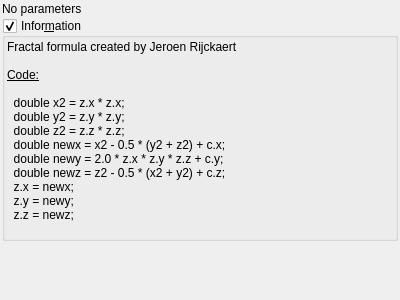
The window that mandelbulber2/qt_data/fractal_ides2.ui (buddhi1980/mandelbulber2) describes before a commit, drawn with Qt 5.
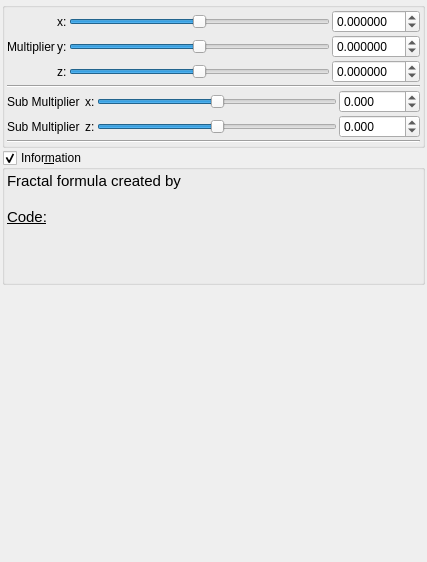
The same window after the commit. Custom widgets are drawn as their Qt base class.

```diff
--- a/mandelbulber2/qt_data/fractal_ides2.ui
+++ b/mandelbulber2/qt_data/fractal_ides2.ui
@@ -6,8 +6,8 @@
    <rect>
     <x>0</x>
     <y>0</y>
-    <width>400</width>
-    <height>300</height>
+    <width>427</width>
+    <height>562</height>
    </rect>
   </property>
   <property name="windowTitle">
@@ -30,10 +30,373 @@
     <number>2</number>
    </property>
    <item>
-    <widget class="QLabel" name="label">
-     <property name="text">
-      <string>No parameters</string>
+    <widget class="QGroupBox" name="groupBox_2">
+     <property name="toolTip">
+      <string>&lt;html&gt;&lt;head/&gt;&lt;body&gt;&lt;p&gt;&lt;span style=&quot; color:#000000;&quot;&gt;based on MsltoeSym3 from Mandelbulb3D, also refer&lt;/span&gt;&lt;/p&gt;&lt;p&gt;&lt;span style=&quot; color:#000000;&quot;&gt;http://www.fractalforums.com/theory/choosing-the-squaring-formula-by-location/15/&lt;/span&gt;&lt;/p&gt;&lt;/body&gt;&lt;/html&gt;</string>
      </property>
+     <property name="title">
+      <string/>
+     </property>
+     <property name="checkable">
+      <bool>false</bool>
+     </property>
+     <layout class="QVBoxLayout" name="verticalLayout_30" stretch="0">
+      <property name="spacing">
+       <number>2</number>
+      </property>
+      <property name="leftMargin">
+       <number>2</number>
+      </property>
+      <property name="topMargin">
+       <number>2</number>
+      </property>
+      <property name="rightMargin">
+       <number>2</number>
+      </property>
+      <property name="bottomMargin">
+       <number>2</number>
+      </property>
+      <item>
+       <layout class="QGridLayout" name="gridLayout_64">
+        <property name="spacing">
+         <number>2</number>
+        </property>
+        <item row="5" column="1" colspan="4">
+         <widget class="Line" name="line_59">
+          <property name="orientation">
+           <enum>Qt::Horizontal</enum>
+          </property>
+         </widget>
+        </item>
+        <item row="2" column="1">
+         <widget class="QLabel" name="label_267">
+          <property name="text">
+           <string>Multiplier</string>
+          </property>
+         </widget>
+        </item>
+        <item row="3" column="4">
+         <widget class="MyDoubleSpinBox" name="spinbox3_transf_constant_multiplier_121_z">
+          <property name="sizePolicy">
+           <sizepolicy hsizetype="Minimum" vsizetype="Maximum">
+            <horstretch>0</horstretch>
+            <verstretch>0</verstretch>
+           </sizepolicy>
+          </property>
+          <property name="prefix">
+           <string/>
+          </property>
+          <property name="suffix">
+           <string/>
+          </property>
+          <property name="decimals">
+           <number>6</number>
+          </property>
+          <property name="minimum">
+           <double>-99.989999999999995</double>
+          </property>
+          <property name="maximum">
+           <double>99.989999999999995</double>
+          </property>
+          <property name="singleStep">
+           <double>0.100000000000000</double>
+          </property>
+         </widget>
+        </item>
+        <item row="2" column="4">
+         <widget class="MyDoubleSpinBox" name="spinbox3_transf_constant_multiplier_121_y">
+          <property name="sizePolicy">
+           <sizepolicy hsizetype="Minimum" vsizetype="Maximum">
+            <horstretch>0</horstretch>
+            <verstretch>0</verstretch>
+           </sizepolicy>
+          </property>
+          <property name="prefix">
+           <string/>
+          </property>
+          <property name="suffix">
+           <string/>
+          </property>
+          <property name="decimals">
+           <number>6</number>
+          </property>
+          <property name="minimum">
+           <double>-99.989999999999995</double>
+          </property>
+          <property name="maximum">
+           <double>99.989999999999995</double>
+          </property>
+          <property name="singleStep">
+           <double>0.100000000000000</double>
+          </property>
+         </widget>
+        </item>
+        <item row="2" column="2">
+         <widget class="QLabel" name="label_264">
+          <property name="text">
+           <string>y:</string>
+          </property>
+         </widget>
+        </item>
+        <item row="1" column="4">
+         <widget class="MyDoubleSpinBox" name="spinbox3_transf_constant_multiplier_121_x">
+          <property name="sizePolicy">
+           <sizepolicy hsizetype="Minimum" vsizetype="Maximum">
+            <horstretch>0</horstretch>
+            <verstretch>0</verstretch>
+           </sizepolicy>
+          </property>
+          <property name="prefix">
+           <string/>
+          </property>
+          <property name="suffix">
+           <string/>
+          </property>
+          <property name="decimals">
+           <number>6</number>
+          </property>
+          <property name="minimum">
+           <double>-99.989999999999995</double>
+          </property>
+          <property name="maximum">
+           <double>99.989999999999995</double>
+          </property>
+          <property name="singleStep">
+           <double>0.100000000000000</double>
+          </property>
+         </widget>
+        </item>
+        <item row="3" column="2">
+         <widget class="QLabel" name="label_266">
+          <property name="text">
+           <string>z:</string>
+          </property>
+         </widget>
+        </item>
+        <item row="1" column="2">
+         <widget class="QLabel" name="label_257">
+          <property name="text">
+           <string>x:</string>
+          </property>
+         </widget>
+        </item>
+        <item row="3" column="3">
+         <widget class="QSlider" name="slider3_transf_constant_multiplier_121_z">
+          <property name="sizePolicy">
+           <sizepolicy hsizetype="Expanding" vsizetype="Maximum">
+            <horstretch>0</horstretch>
+            <verstretch>0</verstretch>
+           </sizepolicy>
+          </property>
+          <property name="minimum">
+           <number>-5000000</number>
+          </property>
+          <property name="maximum">
+           <number>5000000</number>
+          </property>
+          <property name="singleStep">
+           <number>1</number>
+          </property>
+          <property name="orientation">
+           <enum>Qt::Horizontal</enum>
+          </property>
+         </widget>
+        </item>
+        <item row="2" column="3">
+         <widget class="QSlider" name="slider3_transf_constant_multiplier_121_y">
+          <property name="sizePolicy">
+           <sizepolicy hsizetype="Expanding" vsizetype="Maximum">
+            <horstretch>0</horstretch>
+            <verstretch>0</verstretch>
+           </sizepolicy>
+          </property>
+          <property name="minimum">
+           <number>-5000000</number>
+          </property>
+          <property name="maximum">
+           <number>5000000</number>
+          </property>
+          <property name="singleStep">
+           <number>1</number>
+          </property>
+          <property name="orientation">
+           <enum>Qt::Horizontal</enum>
+          </property>
+         </widget>
+        </item>
+        <item row="1" column="3">
+         <widget class="QSlider" name="slider3_transf_constant_multiplier_121_x">
+          <property name="sizePolicy">
+           <sizepolicy hsizetype="Preferred" vsizetype="Preferred">
+            <horstretch>0</horstretch>
+            <verstretch>0</verstretch>
+           </sizepolicy>
+          </property>
+          <property name="minimum">
+           <number>-5000000</number>
+          </property>
+          <property name="maximum">
+           <number>5000000</number>
+          </property>
+          <property name="singleStep">
+           <number>1</number>
+          </property>
+          <property name="orientation">
+           <enum>Qt::Horizontal</enum>
+          </property>
+         </widget>
+        </item>
+        <item row="4" column="1" colspan="4">
+         <layout class="QGridLayout" name="gridLayout_3">
+          <property name="spacing">
+           <number>2</number>
+          </property>
+          <item row="1" column="0">
+           <widget class="QLabel" name="label_146">
+            <property name="text">
+             <string>Sub Multiplier </string>
+            </property>
+           </widget>
+          </item>
+          <item row="1" column="3">
+           <widget class="MyDoubleSpinBox" name="spinbox3_transf_addition_constant_0555_x">
+            <property name="sizePolicy">
+             <sizepolicy hsizetype="Minimum" vsizetype="Maximum">
+              <horstretch>0</horstretch>
+              <verstretch>0</verstretch>
+             </sizepolicy>
+            </property>
+            <property name="prefix">
+             <string/>
+            </property>
+            <property name="suffix">
+             <string/>
+            </property>
+            <property name="decimals">
+             <number>3</number>
+            </property>
+            <property name="minimum">
+             <double>-2000.000000000000000</double>
+            </property>
+            <property name="maximum">
+             <double>2000.000000000000000</double>
+            </property>
+            <property name="singleStep">
+             <double>0.100000000000000</double>
+            </property>
+           </widget>
+          </item>
+          <item row="2" column="0">
+           <widget class="QLabel" name="label_147">
+            <property name="text">
+             <string>Sub Multiplier</string>
+            </property>
+           </widget>
+          </item>
+          <item row="0" column="0" colspan="4">
+           <widget class="Line" name="line_56">
+            <property name="orientation">
+             <enum>Qt::Horizontal</enum>
+            </property>
+           </widget>
+          </item>
+          <item row="1" column="1">
+           <widget class="QLabel" name="label_258">
+            <property name="text">
+             <string>x:</string>
+            </property>
+           </widget>
+          </item>
+          <item row="2" column="2">
+           <widget class="QSlider" name="slider3_transf_addition_constant_0555_z">
+            <property name="sizePolicy">
+             <sizepolicy hsizetype="Expanding" vsizetype="Maximum">
+              <horstretch>0</horstretch>
+              <verstretch>0</verstretch>
+             </sizepolicy>
+            </property>
+            <property name="minimum">
+             <number>-2000</number>
+            </property>
+            <property name="maximum">
+             <number>2000</number>
+            </property>
+            <property name="value">
+             <number>0</number>
+            </property>
+            <property name="sliderPosition">
+             <number>0</number>
+            </property>
+            <property name="orientation">
+             <enum>Qt::Horizontal</enum>
+            </property>
+           </widget>
+          </item>
+          <item row="2" column="3">
+           <widget class="MyDoubleSpinBox" name="spinbox3_transf_addition_constant_0555_z">
+            <property name="sizePolicy">
+             <sizepolicy hsizetype="Minimum" vsizetype="Maximum">
+              <horstretch>0</horstretch>
+              <verstretch>0</verstretch>
+             </sizepolicy>
+            </property>
+            <property name="prefix">
+             <string/>
+            </property>
+            <property name="suffix">
+             <string/>
+            </property>
+            <property name="decimals">
+             <number>3</number>
+            </property>
+            <property name="minimum">
+             <double>-2000.000000000000000</double>
+            </property>
+            <property name="maximum">
+             <double>2000.000000000000000</double>
+            </property>
+            <property name="singleStep">
+             <double>0.100000000000000</double>
+            </property>
+           </widget>
+          </item>
+          <item row="2" column="1">
+           <widget class="QLabel" name="label_268">
+            <property name="text">
+             <string>z:</string>
+            </property>
+           </widget>
+          </item>
+          <item row="1" column="2">
+           <widget class="QSlider" name="slider3_transf_addition_constant_0555_x">
+            <property name="sizePolicy">
+             <sizepolicy hsizetype="Expanding" vsizetype="Maximum">
+              <horstretch>0</horstretch>
+              <verstretch>0</verstretch>
+             </sizepolicy>
+            </property>
+            <property name="minimum">
+             <number>-2000</number>
+            </property>
+            <property name="maximum">
+             <number>2000</number>
+            </property>
+            <property name="value">
+             <number>0</number>
+            </property>
+            <property name="sliderPosition">
+             <number>0</number>
+            </property>
+            <property name="orientation">
+             <enum>Qt::Horizontal</enum>
+            </property>
+           </widget>
+          </item>
+         </layout>
+        </item>
+       </layout>
+      </item>
+     </layout>
     </widget>
    </item>
    <item>
@@ -69,20 +432,12 @@
          <string>&lt;!DOCTYPE HTML PUBLIC &quot;-//W3C//DTD HTML 4.0//EN&quot; &quot;http://www.w3.org/TR/REC-html40/strict.dtd&quot;&gt;
 &lt;html&gt;&lt;head&gt;&lt;meta name=&quot;qrichtext&quot; content=&quot;1&quot; /&gt;&lt;style type=&quot;text/css&quot;&gt;
 p, li { white-space: pre-wrap; }
-&lt;/style&gt;&lt;/head&gt;&lt;body&gt;
-&lt;p style=&quot; margin-top:0px; margin-bottom:0px; margin-left:0px; margin-right:0px; -qt-block-indent:0; text-indent:0px;&quot;&gt;Fractal formula created by Jeroen Rijckaert&lt;/p&gt;
+&lt;/style&gt;&lt;/head&gt;&lt;body style=&quot; font-family:'Ubuntu'; font-size:11pt; font-weight:400; font-style:normal;&quot;&gt;
+&lt;p style=&quot; margin-top:0px; margin-bottom:0px; margin-left:0px; margin-right:0px; -qt-block-indent:0; text-indent:0px;&quot;&gt;Fractal formula created by &lt;/p&gt;
 &lt;p style=&quot;-qt-paragraph-type:empty; margin-top:0px; margin-bottom:0px; margin-left:0px; margin-right:0px; -qt-block-indent:0; text-indent:0px;&quot;&gt;&lt;br /&gt;&lt;/p&gt;
 &lt;p style=&quot; margin-top:0px; margin-bottom:0px; margin-left:0px; margin-right:0px; -qt-block-indent:0; text-indent:0px;&quot;&gt;&lt;span style=&quot; text-decoration: underline;&quot;&gt;Code:&lt;/span&gt;&lt;/p&gt;
 &lt;p style=&quot;-qt-paragraph-type:empty; margin-top:0px; margin-bottom:0px; margin-left:0px; margin-right:0px; -qt-block-indent:0; text-indent:0px; text-decoration: underline;&quot;&gt;&lt;br /&gt;&lt;/p&gt;
-&lt;p style=&quot; margin-top:0px; margin-bottom:0px; margin-left:0px; margin-right:0px; -qt-block-indent:0; text-indent:0px;&quot;&gt;  double x2 = z.x * z.x;&lt;/p&gt;
-&lt;p style=&quot; margin-top:0px; margin-bottom:0px; margin-left:0px; margin-right:0px; -qt-block-indent:0; text-indent:0px;&quot;&gt;  double y2 = z.y * z.y;&lt;/p&gt;
-&lt;p style=&quot; margin-top:0px; margin-bottom:0px; margin-left:0px; margin-right:0px; -qt-block-indent:0; text-indent:0px;&quot;&gt;  double z2 = z.z * z.z;&lt;/p&gt;
-&lt;p style=&quot; margin-top:0px; margin-bottom:0px; margin-left:0px; margin-right:0px; -qt-block-indent:0; text-indent:0px;&quot;&gt;  double newx = x2 - 0.5 * (y2 + z2) + c.x;&lt;/p&gt;
-&lt;p style=&quot; margin-top:0px; margin-bottom:0px; margin-left:0px; margin-right:0px; -qt-block-indent:0; text-indent:0px;&quot;&gt;  double newy = 2.0 * z.x * z.y * z.z + c.y;&lt;/p&gt;
-&lt;p style=&quot; margin-top:0px; margin-bottom:0px; margin-left:0px; margin-right:0px; -qt-block-indent:0; text-indent:0px;&quot;&gt;  double newz = z2 - 0.5 * (x2 + y2) + c.z;&lt;/p&gt;
-&lt;p style=&quot; margin-top:0px; margin-bottom:0px; margin-left:0px; margin-right:0px; -qt-block-indent:0; text-indent:0px;&quot;&gt;  z.x = newx;&lt;/p&gt;
-&lt;p style=&quot; margin-top:0px; margin-bottom:0px; margin-left:0px; margin-right:0px; -qt-block-indent:0; text-indent:0px;&quot;&gt;  z.y = newy;&lt;/p&gt;
-&lt;p style=&quot; margin-top:0px; margin-bottom:0px; margin-left:0px; margin-right:0px; -qt-block-indent:0; text-indent:0px;&quot;&gt;  z.z = newz;&lt;/p&gt;
+&lt;p style=&quot; margin-top:0px; margin-bottom:0px; margin-left:0px; margin-right:0px; -qt-block-indent:0; text-indent:0px;&quot;&gt; &lt;/p&gt;
 &lt;p style=&quot;-qt-paragraph-type:empty; margin-top:0px; margin-bottom:0px; margin-left:0px; margin-right:0px; -qt-block-indent:0; text-indent:0px;&quot;&gt;&lt;br /&gt;&lt;/p&gt;&lt;/body&gt;&lt;/html&gt;</string>
         </property>
         <property name="wordWrap">
@@ -115,6 +470,11 @@
   </layout>
  </widget>
  <customwidgets>
+  <customwidget>
+   <class>MyDoubleSpinBox</class>
+   <extends>QDoubleSpinBox</extends>
+   <header>mydoublespinbox.h</header>
+  </customwidget>
   <customwidget>
    <class>MyGroupBox</class>
    <extends>QGroupBox</extends>
```
